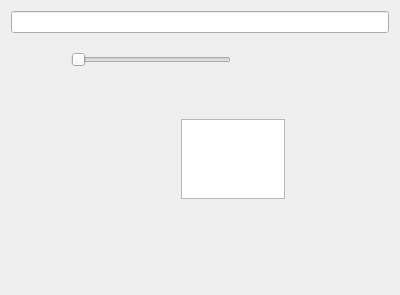
Above: src/testwidget.ui from sigsergv/ororok before the change. Below: the same form after it.
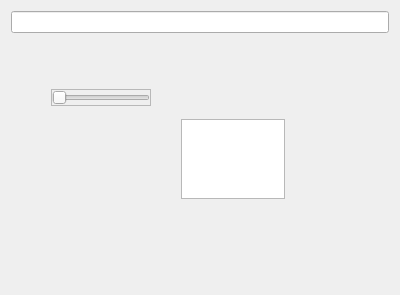
That is the form after the change.

```diff
--- a/src/testwidget.ui
+++ b/src/testwidget.ui
@@ -29,18 +29,45 @@
        </rect>
       </property>
      </widget>
-     <widget class="QSlider" name="horizontalSlider">
+     <widget class="QFrame" name="frame">
       <property name="geometry">
        <rect>
-        <x>60</x>
-        <y>10</y>
-        <width>160</width>
+        <x>40</x>
+        <y>50</y>
+        <width>100</width>
         <height>21</height>
        </rect>
       </property>
-      <property name="orientation">
-       <enum>Qt::Horizontal</enum>
+      <property name="frameShape">
+       <enum>QFrame::StyledPanel</enum>
       </property>
+      <property name="frameShadow">
+       <enum>QFrame::Raised</enum>
+      </property>
+      <layout class="QHBoxLayout" name="horizontalLayout">
+       <property name="spacing">
+        <number>1</number>
+       </property>
+       <property name="sizeConstraint">
+        <enum>QLayout::SetMaximumSize</enum>
+       </property>
+       <property name="margin">
+        <number>0</number>
+       </property>
+       <item>
+        <widget class="QSlider" name="horizontalSlider">
+         <property name="orientation">
+          <enum>Qt::Horizontal</enum>
+         </property>
+         <property name="invertedAppearance">
+          <bool>false</bool>
+         </property>
+         <property name="invertedControls">
+          <bool>false</bool>
+         </property>
+        </widget>
+       </item>
+      </layout>
      </widget>
     </widget>
    </item>
```
